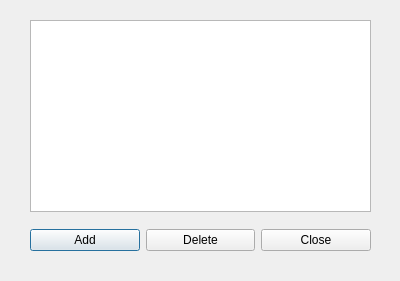
Old version of the form designer/classes.ui in the repository sobjornstad/clicker-quiz-manager.
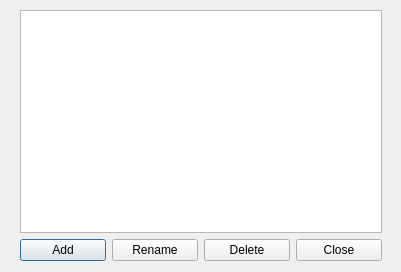
New version of the form.

Commit message:
renaming and duplicate checking of classes
Classes code is done...for now at least.

The edit to the form file:
```diff
--- a/designer/classes.ui
+++ b/designer/classes.ui
@@ -6,32 +6,27 @@
    <rect>
     <x>0</x>
     <y>0</y>
-    <width>400</width>
-    <height>281</height>
+    <width>401</width>
+    <height>272</height>
    </rect>
   </property>
   <property name="windowTitle">
    <string>Dialog</string>
   </property>
-  <widget class="QListWidget" name="listWidget">
+  <widget class="QWidget" name="verticalLayoutWidget">
    <property name="geometry">
     <rect>
-     <x>30</x>
-     <y>20</y>
-     <width>341</width>
-     <height>192</height>
+     <x>20</x>
+     <y>10</y>
+     <width>362</width>
+     <height>251</height>
     </rect>
    </property>
-  </widget>
-  <widget class="QWidget" name="horizontalLayoutWidget">
-   <property name="geometry">
-    <rect>
-     <x>30</x>
-     <y>220</y>
-     <width>341</width>
-     <height>41</height>
-    </rect>
-   </property>
+   <layout class="QVBoxLayout" name="verticalLayout">
+    <item>
+     <widget class="QListWidget" name="listWidget"/>
+    </item>
+    <item>
    <layout class="QHBoxLayout" name="horizontalLayout">
     <item>
      <widget class="QPushButton" name="addButton">
@@ -40,6 +35,13 @@
       </property>
      </widget>
     </item>
+      <item>
+       <widget class="QPushButton" name="renameButton">
+        <property name="text">
+         <string>Rename</string>
+        </property>
+       </widget>
+      </item>
     <item>
      <widget class="QPushButton" name="deleteButton">
       <property name="text">
@@ -53,6 +55,8 @@
        <string>Close</string>
       </property>
      </widget>
+      </item>
+     </layout>
     </item>
    </layout>
   </widget>
```
Lines whose indentation alone changed are shown as unchanged. The commit also changes 5 other files.
